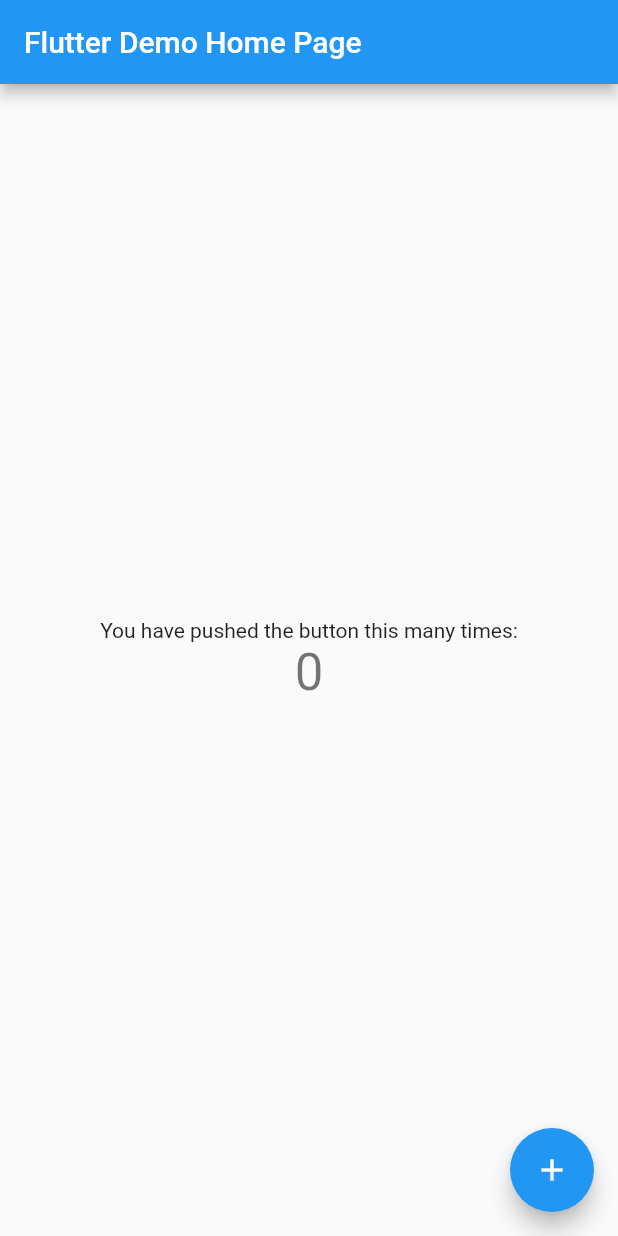
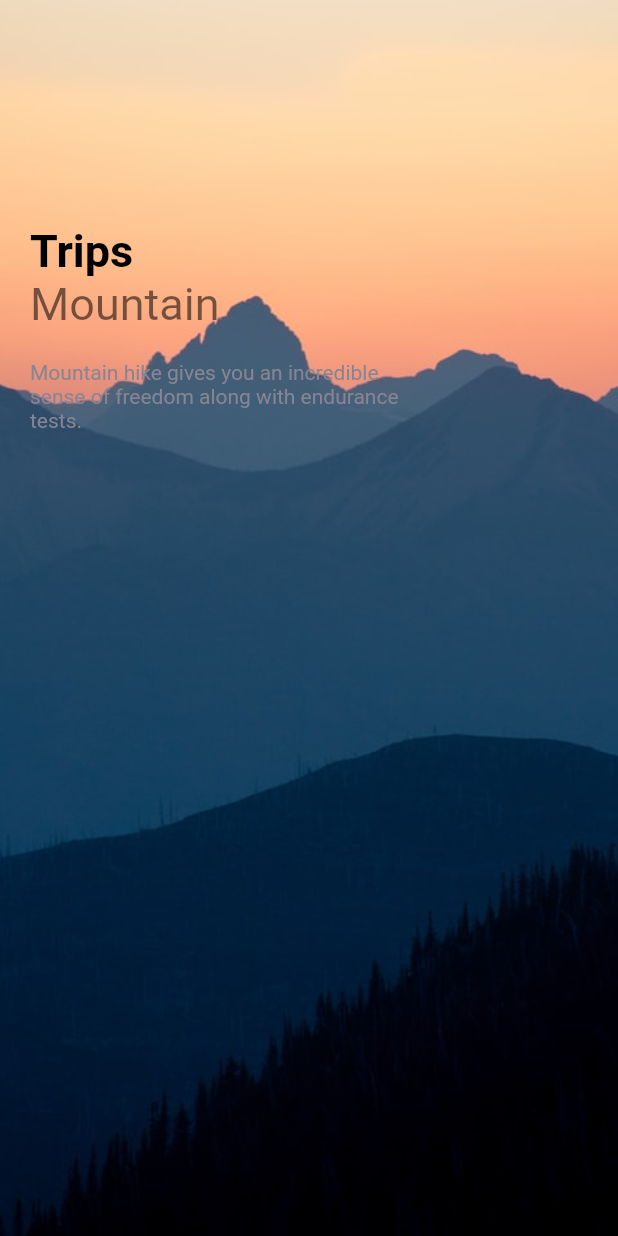
Before and after one commit to omitoful/flutter_demo, a Flutter app: the screen it shows after launch, on a phone screen of 412 x 824 dp. Run offline on Flutter 3.47's test engine with Material 2 defaults, Android fonts, the phone set to English and light mode, and no system bars.

Commit message:
basic setup & welcome page

```diff
--- a/flutter_demo/lib/main.dart
+++ b/flutter_demo/lib/main.dart
@@ -1,4 +1,5 @@
 import 'package:flutter/material.dart';
+import 'package:flutter_demo/pages/welcome_page.dart';
 
 void main() {
   runApp(const MyApp());
@@ -7,109 +8,15 @@ void main() {
 class MyApp extends StatelessWidget {
   const MyApp({Key? key}) : super(key: key);
 
-  // This widget is the root of your application.
   @override
   Widget build(BuildContext context) {
     return MaterialApp(
       title: 'Flutter Demo',
       theme: ThemeData(
-        // This is the theme of your application.
-        //
-        // Try running your application with "flutter run". You'll see the
-        // application has a blue toolbar. Then, without quitting the app, try
-        // changing the primarySwatch below to Colors.green and then invoke
-        // "hot reload" (press "r" in the console where you ran "flutter run",
-        // or simply save your changes to "hot reload" in a Flutter IDE).
-        // Notice that the counter didn't reset back to zero; the application
-        // is not restarted.
         primarySwatch: Colors.blue,
       ),
-      home: const MyHomePage(title: 'Flutter Demo Home Page'),
+      home: const WelcomePage(),
+      debugShowCheckedModeBanner: false,
     );
   }
 }
-
-class MyHomePage extends StatefulWidget {
-  const MyHomePage({Key? key, required this.title}) : super(key: key);
-
-  // This widget is the home page of your application. It is stateful, meaning
-  // that it has a State object (defined below) that contains fields that affect
-  // how it looks.
-
-  // This class is the configuration for the state. It holds the values (in this
-  // case the title) provided by the parent (in this case the App widget) and
-  // used by the build method of the State. Fields in a Widget subclass are
-  // always marked "final".
-
-  final String title;
-
-  @override
-  State<MyHomePage> createState() => _MyHomePageState();
-}
-
-class _MyHomePageState extends State<MyHomePage> {
-  int _counter = 0;
-
-  void _incrementCounter() {
-    setState(() {
-      // This call to setState tells the Flutter framework that something has
-      // changed in this State, which causes it to rerun the build method below
-      // so that the display can reflect the updated values. If we changed
-      // _counter without calling setState(), then the build method would not be
-      // called again, and so nothing would appear to happen.
-      _counter++;
-    });
-  }
-
-  @override
-  Widget build(BuildContext context) {
-    // This method is rerun every time setState is called, for instance as done
-    // by the _incrementCounter method above.
-    //
-    // The Flutter framework has been optimized to make rerunning build methods
-    // fast, so that you can just rebuild anything that needs updating rather
-    // than having to individually change instances of widgets.
-    return Scaffold(
-      appBar: AppBar(
-        // Here we take the value from the MyHomePage object that was created by
-        // the App.build method, and use it to set our appbar title.
-        title: Text(widget.title),
-      ),
-      body: Center(
-        // Center is a layout widget. It takes a single child and positions it
-        // in the middle of the parent.
-        child: Column(
-          // Column is also a layout widget. It takes a list of children and
-          // arranges them vertically. By default, it sizes itself to fit its
-          // children horizontally, and tries to be as tall as its parent.
-          //
-          // Invoke "debug painting" (press "p" in the console, choose the
-          // "Toggle Debug Paint" action from the Flutter Inspector in Android
-          // Studio, or the "Toggle Debug Paint" command in Visual Studio Code)
-          // to see the wireframe for each widget.
-          //
-          // Column has various properties to control how it sizes itself and
-          // how it positions its children. Here we use mainAxisAlignment to
-          // center the children vertically; the main axis here is the vertical
-          // axis because Columns are vertical (the cross axis would be
-          // horizontal).
-          mainAxisAlignment: MainAxisAlignment.center,
-          children: <Widget>[
-            const Text(
-              'You have pushed the button this many times:',
-            ),
-            Text(
-              '$_counter',
-              style: Theme.of(context).textTheme.headline4,
-            ),
-          ],
-        ),
-      ),
-      floatingActionButton: FloatingActionButton(
-        onPressed: _incrementCounter,
-        tooltip: 'Increment',
-        child: const Icon(Icons.add),
-      ), // This trailing comma makes auto-formatting nicer for build methods.
-    );
-  }
-}
--- /dev/null
+++ b/flutter_demo/lib/misc/colors.dart
@@ -0,0 +1,11 @@
+import 'package:flutter/material.dart';
+
+class AppColors {
+  static final Color textColor1 = Color(0xFF989acd);
+  static final Color textColor2 = Color(0xFF878593);
+  static final Color bigTextColor = Color(0xFF2e2e31);
+  static final Color mainColor = Color(0xFF5d69b3);
+  static final Color starColor = Color(0xFFe7bb4e);
+  static final Color mainTextColor = Color(0xFFababad);
+  static final Color btnBgColor = Color(0xFFf1f3f1);
+}
--- a/flutter_demo/lib/pages/welcome_page.dart
+++ b/flutter_demo/lib/pages/welcome_page.dart
@@ -0,0 +1,71 @@
+import 'package:flutter/material.dart';
+import 'package:flutter/rendering.dart';
+import 'package:flutter/src/foundation/key.dart';
+import 'package:flutter/src/widgets/framework.dart';
+import 'package:flutter_demo/misc/colors.dart';
+import 'package:flutter_demo/widgets/app_large_text.dart';
+import 'package:flutter_demo/widgets/app_text.dart';
+
+class WelcomePage extends StatefulWidget {
+  const WelcomePage({Key? key}) : super(key: key);
+
+  @override
+  State<WelcomePage> createState() => _WelcomePageState();
+}
+
+class _WelcomePageState extends State<WelcomePage> {
+  List images = [
+    "1.jpg",
+    "2.jpg",
+    "3.jpg",
+  ];
+
+  @override
+  Widget build(BuildContext context) {
+    return Scaffold(
+      body: PageView.builder(
+          scrollDirection: Axis.vertical,
+          itemCount: images.length,
+          itemBuilder: (_, index) {
+            return Container(
+              width: double.maxFinite,
+              height: double.maxFinite,
+              decoration: BoxDecoration(
+                  image: DecorationImage(
+                image: AssetImage("img/" + images[index]),
+                fit: BoxFit.cover,
+              )),
+              child: Container(
+                margin: const EdgeInsets.only(top: 150, left: 20, right: 20),
+                child: Row(
+                  children: [
+                    Column(
+                      crossAxisAlignment: CrossAxisAlignment.start,
+                      children: [
+                        AppLargeText(text: "Trips"),
+                        AppText(
+                          text: "Mountain",
+                          size: 30,
+                        ),
+                        SizedBox(
+                          height: 20,
+                        ),
+                        Container(
+                          width: 250,
+                          child: AppText(
+                            text:
+                                "Mountain hike gives you an incredible sense of freedom along with endurance tests.",
+                            color: AppColors.textColor2,
+                            size: 14,
+                          ),
+                        )
+                      ],
+                    )
+                  ],
+                ),
+              ),
+            );
+          }),
+    );
+  }
+}
--- /dev/null
+++ b/flutter_demo/lib/widgets/app_large_text.dart
@@ -0,0 +1,28 @@
+import 'package:flutter/material.dart';
+import 'package:flutter/src/foundation/key.dart';
+import 'package:flutter/src/widgets/framework.dart';
+
+class AppLargeText extends StatelessWidget {
+  double size;
+  final String text;
+  final Color color;
+
+  AppLargeText({
+    Key? key,
+    this.size = 30,
+    this.color = Colors.black,
+    required this.text,
+  }) : super(key: key);
+
+  @override
+  Widget build(BuildContext context) {
+    return Text(
+      text,
+      style: TextStyle(
+        color: color,
+        fontSize: size,
+        fontWeight: FontWeight.bold,
+      ),
+    );
+  }
+}
--- /dev/null
+++ b/flutter_demo/lib/widgets/app_text.dart
@@ -0,0 +1,26 @@
+import 'package:flutter/cupertino.dart';
+import 'package:flutter/material.dart';
+
+class AppText extends StatelessWidget {
+  double size;
+  final String text;
+  final Color color;
+
+  AppText({
+    Key? key,
+    this.size = 16,
+    this.color = Colors.black54,
+    required this.text,
+  }) : super(key: key);
+
+  @override
+  Widget build(BuildContext context) {
+    return Text(
+      text,
+      style: TextStyle(
+        color: color,
+        fontSize: size,
+      ),
+    );
+  }
+}
```
Also changed, not shown: flutter_demo/pubspec.yaml (+4 -5 lines), flutter_demo/img/1.jpg (added), flutter_demo/img/2.jpg (added), flutter_demo/img/3.jpg (added).
